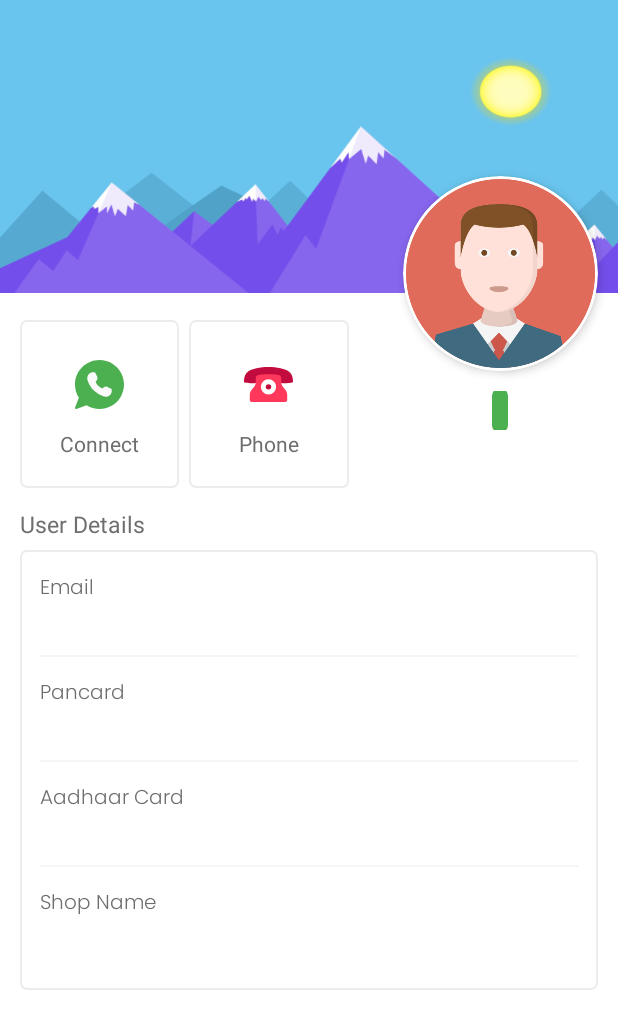
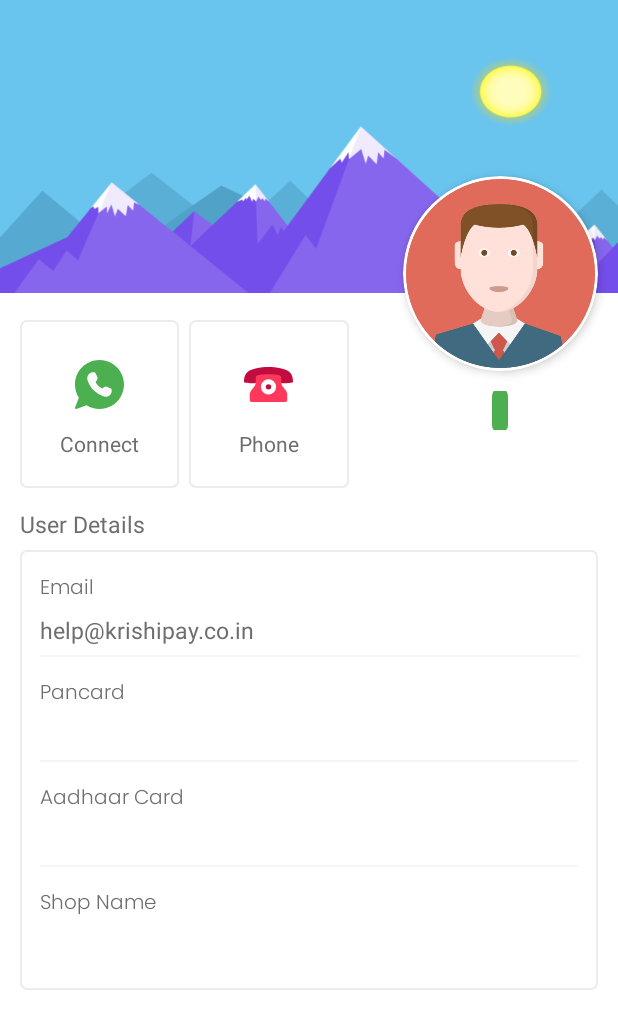
Before and after one commit to pankajfinoviti/Krishi-Pay, an Android app: the ProfilePage screen opened directly, with no data from a screen before it, on a phone screen of 412 x 824 dp. Shown: the top 1029 px of the screen. Run offline under Robolectric (Android 15) with nearby library versions, the phone set to English and light mode, and no system bars; our stand-ins replace Shimmer, Timber, Volley, sdp/ssp sizes; libraries missing offline, so code that uses them is left out: com.amirarcane.lockscreen, com.synnapps.carouselview, me.relex.circleindicator; network calls fail; pictures from the network do not load; Roboto replaces fonts that are not available here; 5 statements that could not run were skipped.

Commit message:
Whatsapp number and support email changed

```diff
--- a/app/src/main/java/com/payment/krishipay/views/ProfilePage.java
+++ b/app/src/main/java/com/payment/krishipay/views/ProfilePage.java
@@ -46,7 +46,7 @@ public class ProfilePage extends AppCompatActivity {
         tvUserName.setText(userName);
         tvMobile.setText(mobile);
         tvKYC.setText(kyc);
-        tvEmail.setText(email);
+        tvEmail.setText("help@krishipay.co.in");
         tvPanCard.setText(pancard);
         tvAadhaarCard.setText(aadhaarCard);
         tvShopName.setText(shopName);
--- a/app/src/main/java/com/payment/krishipay/views/loan/AllServicesDash.java
+++ b/app/src/main/java/com/payment/krishipay/views/loan/AllServicesDash.java
@@ -40,7 +40,7 @@ public class AllServicesDash extends AppCompatActivity implements RequestRespons
 
         logout.setOnClickListener(v -> AppManager.getInstance().logoutFromServer(this, false));
         ivWhatsapp.setOnClickListener(view -> {
-            MyUtil.openWhatsApp("9811410480", this);
+            MyUtil.openWhatsApp("6390899948", this);
         });
     }
 
```
Also changed, not shown: 2 other files.
